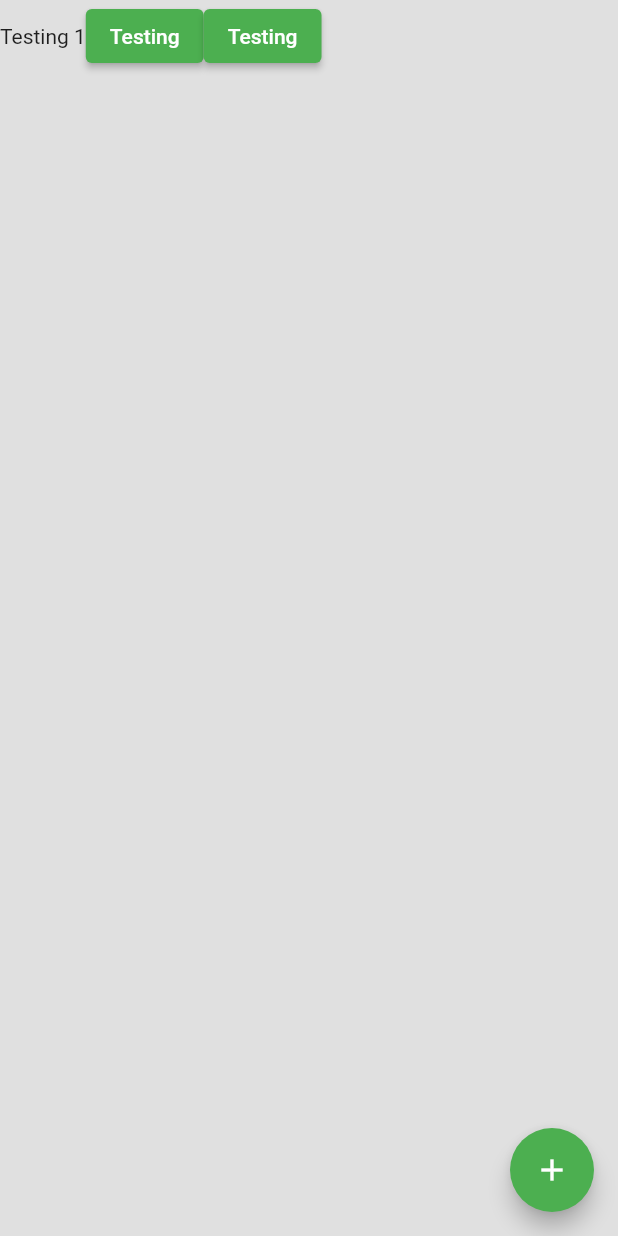
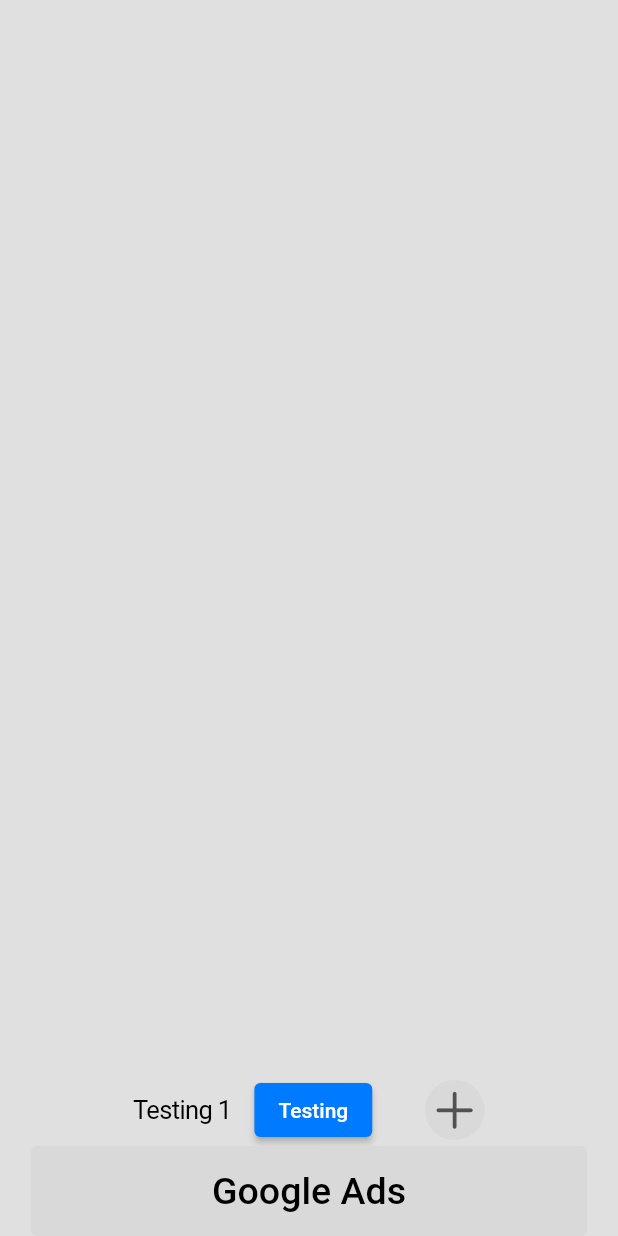
Before and after one commit to GeonwooVincentKim/daily_expanditure_0131, a Flutter app: the screen it shows after launch, on a phone screen of 412 x 824 dp. Run offline on Flutter 3.47's test engine with Material 2 defaults, Android fonts, the phone set to English and light mode, and no system bars; our stand-ins replace flutter_slidable.

Commit message:
[Feature] - Cupertino Colors

```diff
--- a/lib/main.dart
+++ b/lib/main.dart
@@ -11,15 +11,15 @@ class MyApp extends StatelessWidget {
 
   @override
   Widget build(BuildContext context) {
-    // return CupertinoApp(
+    return CupertinoApp(
+      debugShowCheckedModeBanner: false,
+      theme: CupertinoThemeData(brightness: Brightness.light),
+      home: HomePage(),
+    );
+    // return MaterialApp(
     //   debugShowCheckedModeBanner: false,
-    //   theme: CupertinoThemeData(brightness: Brightness.light),
     //   home: HomePage(),
+    //   theme: ThemeData(primarySwatch: Colors.green),
     // );
-    return MaterialApp(
-      debugShowCheckedModeBanner: false,
-      home: HomePage(),
-      theme: ThemeData(primarySwatch: Colors.green),
-    );
   }
 }
--- a/lib/screens/home.dart
+++ b/lib/screens/home.dart
@@ -1,3 +1,4 @@
+import 'package:daily_expanditure_0131/shared/style.dart';
 import 'package:daily_expanditure_0131/widgets/custom_alert_dialog_box.dart';
 import 'package:daily_expanditure_0131/widgets/daily_expanditure_tile.dart';
 import 'package:daily_expanditure_0131/widgets/my_floating_action_button.dart';
@@ -19,7 +20,18 @@ class _HomePageState extends State<HomePage> {
   int sum = 0;
 
   void createNewExpanditure() {
-    // showCupertinoDialog(
+    showCupertinoDialog(
+      context: context,
+      builder: (BuildContext context) {
+        return CustomAlertDialogBox(
+          controller: _newMoneyElementController,
+          hintText: "입력하세요",
+          onSave: saveNewExpand,
+          onCancel: cancelDialogBox,
+        );
+      }
+    );
+    // showDialog(
     //   context: context,
     //   builder: (BuildContext context) {
     //     return CustomAlertDialogBox(
@@ -30,26 +42,13 @@ class _HomePageState extends State<HomePage> {
     //     );
     //   }
     // );
-    showDialog(
-      context: context,
-      builder: (BuildContext context) {
-        return CustomAlertDialogBox(
-          controller: _newMoneyElementController,
-          hintText: "입력하세요",
-          onSave: saveNewExpand,
-          onCancel: cancelDialogBox,
-        );
-      }
-    );
   }
 
   @override
   Widget build(BuildContext context) {
-
-    return Scaffold(
+    return CupertinoPageScaffold(
       backgroundColor: Colors.grey[300],
-      floatingActionButton: MyFloatingActionButton(onPressed: createNewExpanditure),
-      body: Column(
+      child: Column(
         children: [
           ListView.builder(
             shrinkWrap: true,
@@ -64,23 +63,88 @@ class _HomePageState extends State<HomePage> {
               );
             },
           ),
+          Expanded(
+            child: Align(
+              alignment: Alignment.bottomCenter,
+              child: Column(
+                mainAxisAlignment: MainAxisAlignment.end,
+                children: [
                   Row(
+                    mainAxisAlignment: MainAxisAlignment.center,
                     children: [
-              Text("Testing 1"),
+                      const Text("Testing 1"),
+                      const SizedBox(width:15),
+
                       ElevatedButton(
                         onPressed: () => false,
-                child: Text("Testing"),
+                        child: const Text("Testing"),
+                      ),
+
+                      const SizedBox(width:35),
+                      GestureDetector(
+                        onTap: () {
+                          createNewExpanditure();
+                        },
+                        child: const CircleAvatar(
+                          radius: 20,
+                          backgroundColor: buttonColor,
+                          child: ClipOval(
+                            child: Icon(CupertinoIcons.plus, color: plusIconColor, size: 35)
+                          ),
+                        )
+                      )
+                    ],
                   ),
                   ElevatedButton(
-                onPressed: () => false,
-                child: Text(
-                  // "${moneyList.forEach((element) => sum + element)}"
-                  // '${moneyList.reduce((value, element) => value + element)}',
-                  "Testing"
+                    style: ElevatedButton.styleFrom(
+                      elevation: 0,
+                      fixedSize: Size(MediaQuery.of(context).size.width * 0.9, 60),
+                      backgroundColor: buttonColor,
+                      shadowColor: transparentColor,
+                    ).copyWith(
+                      overlayColor: MaterialStateProperty.resolveWith((states) => states.contains(MaterialState.pressed) ? null : buttonColor),
+                      elevation: const MaterialStatePropertyAll(0),
+                    ),
+                    child: const Text("Google Ads", style: TextStyle(color: buttonTextColor, fontSize: 25),),
+                    onPressed: () => false
+                  )
+                ],
+              ),
             ),
           )
-            ],
-          )
+
+          // Column(
+          //   children: [
+          //     Row(
+          //       mainAxisAlignment: MainAxisAlignment.center,
+          //       children: [
+          //         Text("Testing 1"),
+          //         ElevatedButton(
+          //           onPressed: () => false,
+          //           child: Text("Testing"),
+          //         ),
+          //         GestureDetector(
+          //           onTap: () {
+          //             createNewExpanditure();
+          //           },
+          //           child: const CircleAvatar(
+          //             radius: 20,
+          //             backgroundColor: buttonColor,
+          //             child: ClipOval(
+          //               child: Icon(CupertinoIcons.plus, color: plusIconColor, size: 35)
+          //             ),
+          //           )
+          //         )
+          //       ],
+          //     ),
+          //     Row(
+          //       mainAxisAlignment: MainAxisAlignment.center,
+          //       children: [
+          //         Text("Testing 2")
+          //       ],
+          //     )
+          //   ],
+          // )
 
         ],
       ),
```
Also changed, not shown: lib/widgets/custom_alert_dialog_box.dart (+33 -26 lines). Lines whose indentation alone changed are shown as unchanged.
